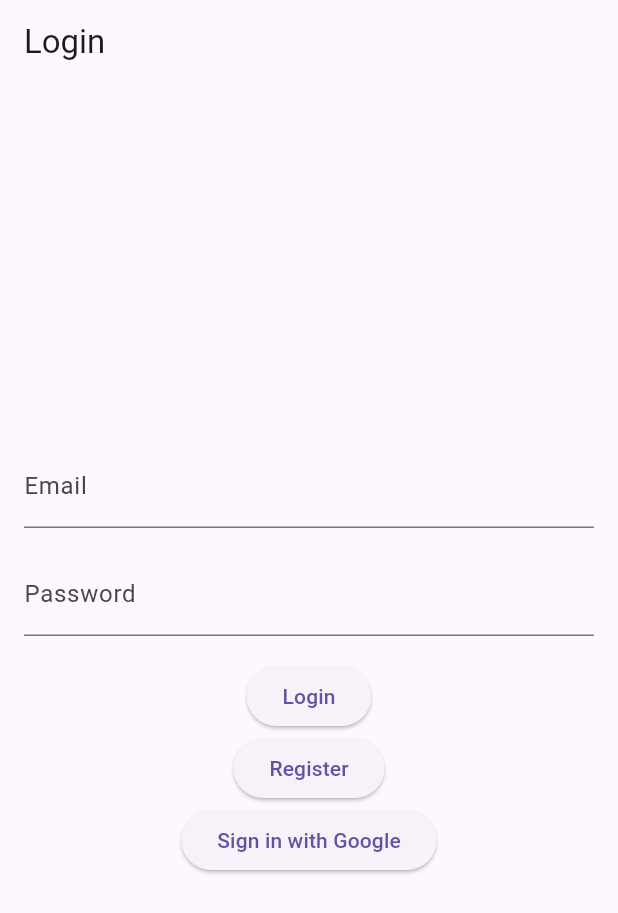
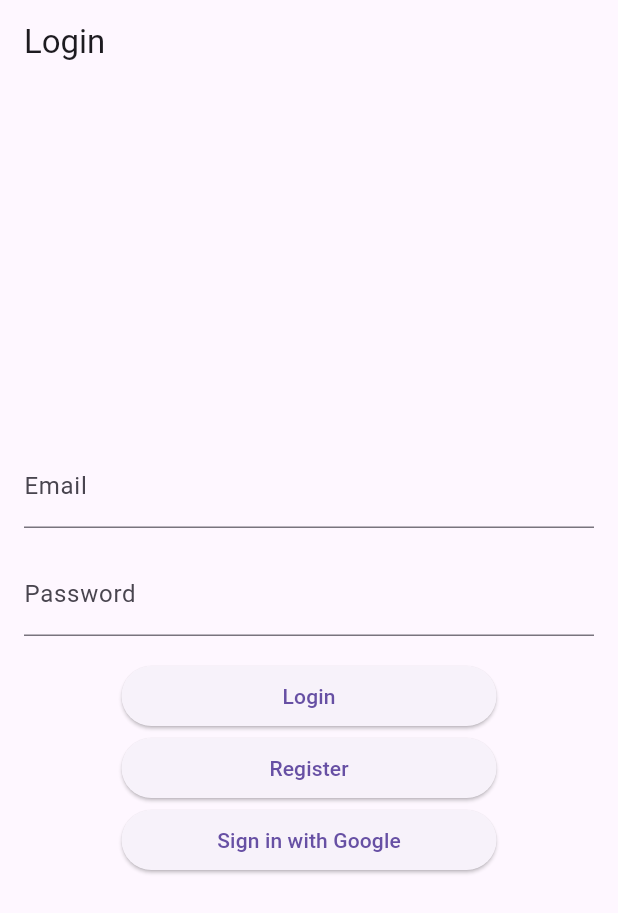
Before and after one commit to mtech-batch-31/shiok-jobs-mobile, a Flutter app: the screen it shows after launch, on a phone screen of 412 x 824 dp. Shown: the top 913 px of the screen. Run offline on Flutter 3.47's test engine with Material 3 defaults, Android fonts, the phone set to English and light mode, and no system bars; our stand-ins replace flutter_dotenv, flutter_secure_storage, otp_text_field, rxdart; missing offline and left inert: amplify_auth_cognito, amplify_flutter, flutter_jailbreak_detection, http_certificate_pinning.

```diff
--- a/lib/View/job_list_view.dart
+++ b/lib/View/job_list_view.dart
@@ -66,7 +66,7 @@ class _JobListState extends State<JobList> {
                       }
                       return listViewBuilder();
                     case Status.error:
-                      return showSnackBar(
+                      showSnackBar(
                           message: snapshot.data?.message ?? 'Error Occurred');
                     case null:
                   }
--- a/lib/View/login_view.dart
+++ b/lib/View/login_view.dart
@@ -1,7 +1,6 @@
 import 'package:amplify_auth_cognito/amplify_auth_cognito.dart';
 import 'package:flutter/material.dart';
 import 'package:shiok_jobs_flutter/Bloc/token_bloc.dart';
-import 'package:shiok_jobs_flutter/View/home_view.dart';
 import 'package:shiok_jobs_flutter/View/register_view.dart';
 import 'package:shiok_jobs_flutter/Bloc/login_bloc.dart';
 import 'package:shiok_jobs_flutter/Data/response/api_response.dart';
@@ -89,14 +88,22 @@ class _LoginPageState extends State<LoginPage> {
             const SizedBox(height: 16),
             passwordTextField(),
             const SizedBox(height: 16),
-            loginValidationStreamBuilder,
-            ElevatedButton(
-              onPressed: routeToRegisterPage,
-              child: const Text('Register'),
-            ),
-            ElevatedButton(
-                onPressed: socialSignIn,
-                child: const Text('Sign in with Google'))
+            IntrinsicWidth(
+                child:
+                    SizedBox(width: 250, child: loginValidationStreamBuilder)),
+            IntrinsicWidth(
+                child: SizedBox(
+              width: 250,
+              child: ElevatedButton(
+                  onPressed: routeToRegisterPage,
+                  child: const Text('Register')),
+            )),
+            IntrinsicWidth(
+                child: SizedBox(
+                    width: 250,
+                    child: ElevatedButton(
+                        onPressed: socialSignIn,
+                        child: const Text('Sign in with Google'))))
           ],
         ),
       ),
```
Also changed, not shown: 1 other file.
